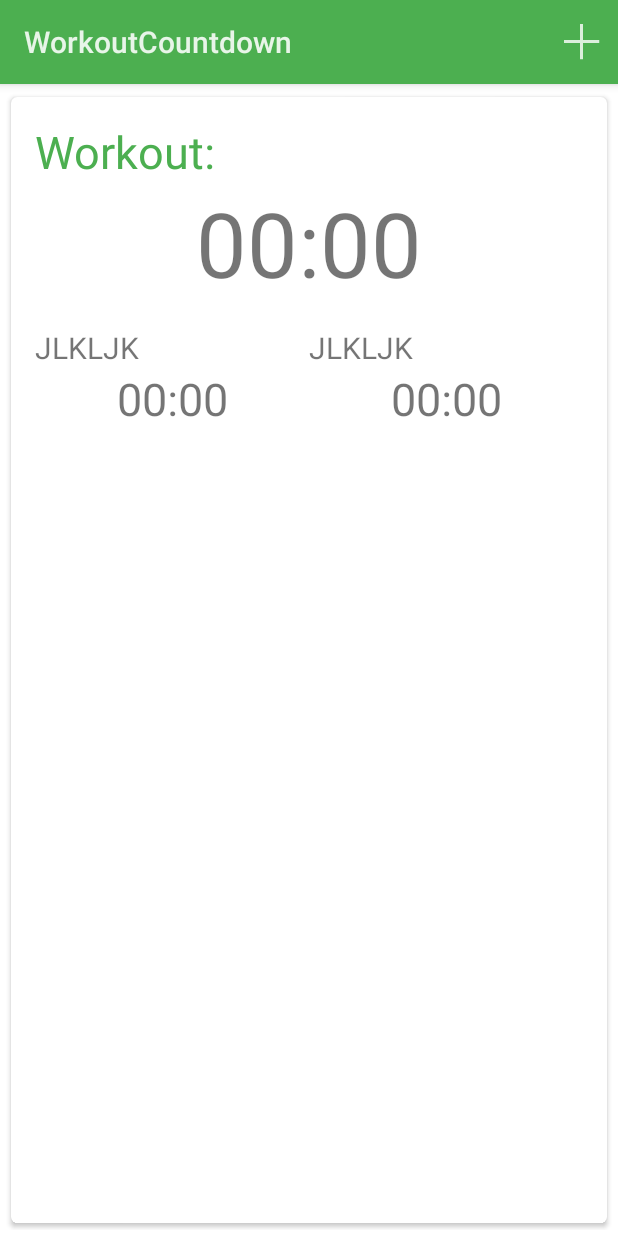
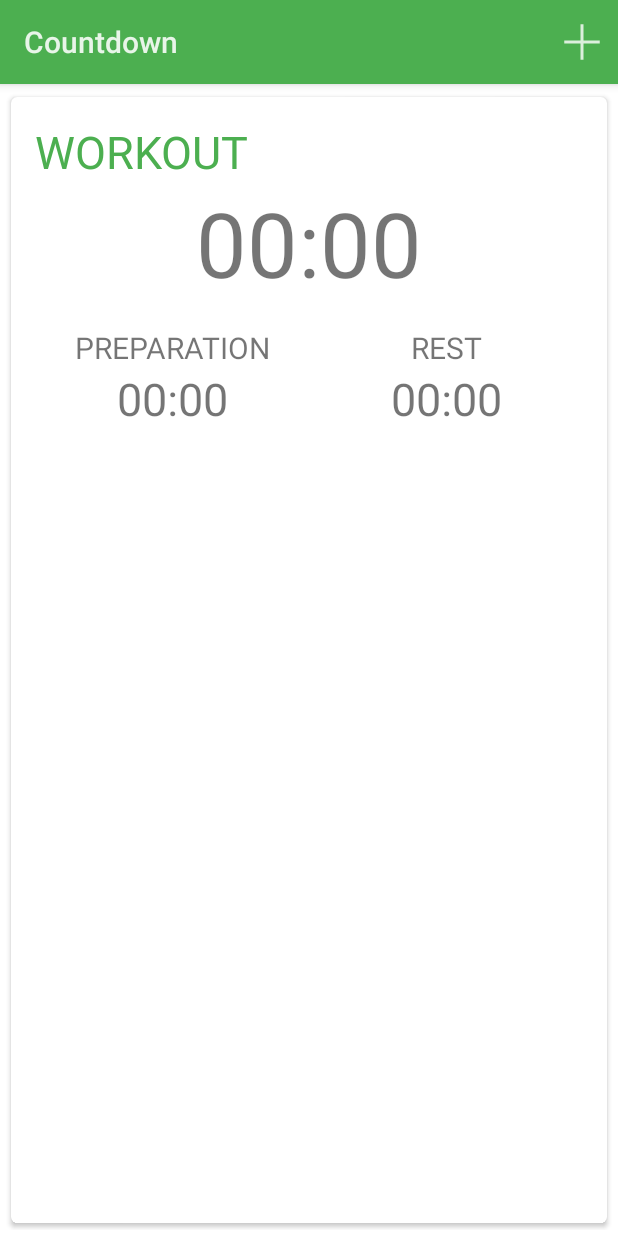
Before and after one commit to zjywill/WorkoutCountdown, an Android app: the screen it shows after launch (MainActivity), on a phone screen of 412 x 824 dp. Run offline under Robolectric (Android 15) with nearby library versions, the phone set to English and light mode, and no system bars.

Commit message:
增加database

```diff
--- a/app/src/main/java/com/comic/workoutcountdown/ListCardAdapter.java
+++ b/app/src/main/java/com/comic/workoutcountdown/ListCardAdapter.java
@@ -1,5 +1,6 @@
 package com.comic.workoutcountdown;
 
+import android.content.Context;
 import android.support.v7.widget.RecyclerView;
 import android.view.LayoutInflater;
 import android.view.View;
@@ -12,21 +13,45 @@ import android.widget.TextView;
 public class ListCardAdapter extends RecyclerView.Adapter<ListCardAdapter.ViewHolder> {
 
     private String[] mDataset;
+    private Context mContext;
 
     // Provide a reference to the views for each data item
     // Complex data items may need more than one view per item, and
     // you provide access to all the views for a data item in a view holder
     public static class ViewHolder extends RecyclerView.ViewHolder {
         // each data item is just a string in this case
-        public TextView mTextView;
+        public TextView mWorkoutTimeTextView;
+
+        private View mPreparePanel;
+        private View mRestPanel;
+
+        public TextView mPrepareTitleTextView;
+        public TextView mPrepareTimeTextView;
+
+        public TextView mRestTitleTextView;
+        public TextView mRestTimeTextView;
+
 
         public ViewHolder(View v) {
             super(v);
+            mWorkoutTimeTextView = (TextView) v.findViewById(R.id.text_big_content);
+
+            mPreparePanel = (View) v.findViewById(R.id.prepare_text);
+            mPrepareTitleTextView = (TextView) mPreparePanel.findViewById(R.id.text_small_title);
+            mPrepareTitleTextView.setText(R.string.prepare_title);
+            mPrepareTimeTextView = (TextView) mPreparePanel.findViewById(R.id.text_small_content);
+
+            mRestPanel = (View) v.findViewById(R.id.rest_text);
+            mRestTitleTextView = (TextView) mRestPanel.findViewById(R.id.text_small_title);
+            mRestTitleTextView.setText(R.string.rest_title);
+            mRestTimeTextView = (TextView) mRestPanel.findViewById(R.id.text_small_content);
+
         }
     }
 
     // Provide a suitable constructor (depends on the kind of dataset)
-    public ListCardAdapter(String[] myDataset) {
+    public ListCardAdapter(Context context, String[] myDataset) {
+        mContext = context;
         mDataset = myDataset;
     }
 
@@ -47,7 +72,6 @@ public class ListCardAdapter extends RecyclerView.Adapter<ListCardAdapter.ViewHo
     public void onBindViewHolder(ViewHolder holder, int position) {
         // - get element from your dataset at this position
         // - replace the contents of the view with that element
-
     }
 
     // Return the size of your dataset (invoked by the layout manager)
--- a/app/src/main/java/com/comic/workoutcountdown/MainActivity.java
+++ b/app/src/main/java/com/comic/workoutcountdown/MainActivity.java
@@ -31,7 +31,7 @@ public class MainActivity extends Activity {
         mItemDecoration = new DividerDecoration(this);
         mRecyclerView.addItemDecoration(mItemDecoration);
 
-        mAdapter = new ListCardAdapter(mData);
+        mAdapter = new ListCardAdapter(this, mData);
         mRecyclerView.setAdapter(mAdapter);
 
     }
--- a/app/src/main/res/layout/list_card_item.xml
+++ b/app/src/main/res/layout/list_card_item.xml
@@ -56,14 +56,27 @@
 
             <Button
                 android:layout_width="wrap_content"
-                android:layout_height="wrap_content"
+                android:layout_height="50dp"
                 android:layout_alignParentRight="true"
                 android:layout_below="@id/card_divider"
                 android:layout_marginRight="3dp"
                 android:background="@null"
-                android:text="Start"
+                android:text="@string/start"
                 android:textColor="@color/orange_500"
                 android:textSize="14sp" />
+
+            <ImageButton
+                android:layout_width="wrap_content"
+                android:layout_height="50dp"
+                android:layout_alignParentLeft="true"
+                android:layout_below="@id/card_divider"
+                android:src="@drawable/ic_action_edit"
+                android:scaleType="fitCenter"
+                android:layout_marginLeft="16dp"
+                android:background="@null"
+                android:textColor="@color/orange_500"
+                android:textSize="14sp" />
+
 
         </RelativeLayout>
 
--- a/app/src/main/res/layout/two_text_panel_big.xml
+++ b/app/src/main/res/layout/two_text_panel_big.xml
@@ -8,7 +8,7 @@
         android:id="@+id/text_big_title"
         android:layout_width="match_parent"
         android:layout_height="wrap_content"
-        android:text="Workout:"
+        android:text="@string/workout_title"
         android:textColor="@color/green_500"
         android:textSize="30dp" />
 
--- a/app/src/main/res/layout/two_text_panel_small.xml
+++ b/app/src/main/res/layout/two_text_panel_small.xml
@@ -8,7 +8,7 @@
         android:id="@+id/text_small_title"
         android:layout_width="match_parent"
         android:layout_height="wrap_content"
-        android:text="JLKLJK"
+        android:gravity="center"
         android:textSize="20dp" />
 
     <TextView
--- a/app/src/main/res/menu/main_menu.xml
+++ b/app/src/main/res/menu/main_menu.xml
@@ -5,5 +5,5 @@
         android:id="@+id/action_add"
         android:icon="@drawable/ic_action_new"
         android:showAsAction="always"
-        android:title="Add" />
+        android:title="@string/action_add" />
 </menu>
--- a/app/src/main/res/values/strings.xml
+++ b/app/src/main/res/values/strings.xml
@@ -1,8 +1,14 @@
 <?xml version="1.0" encoding="utf-8"?>
 <resources>
 
-    <string name="app_name">WorkoutCountdown</string>
-    <string name="hello_world">Hello world!</string>
-    <string name="action_settings">Settings</string>
-
+    <string name="app_name">Countdown</string>
+    <string name="action_add">Add</string>
+    <string name="workout_title">WORKOUT</string>
+    <string name="prepare_title">PREPARATION</string>
+    <string name="rest_title">REST</string>
+    <string name="repetitions_title">REPETITIONS</string>
+    <string name="sets_title">SETS</string>
+    <string name="total_title">TOTAL</string>
+    <string name="remaining_title">REMAINING</string>
+    <string name="start">START</string>
 </resources>
```
Also changed, not shown: app/src/main/AndroidManifest.xml (+8 -3 lines), app/src/main/java/com/comic/workoutcountdown/database/TimerProvider.java (added, +171 -0 lines), app/src/main/res/drawable-hdpi/drawable-hdpi/ic_action_edit.png (added), app/src/main/res/drawable-hdpi/drawable-mdpi/ic_action_edit.png (added), app/src/main/res/drawable-hdpi/drawable-xhdpi/ic_action_edit.png (added), app/src/main/res/drawable-hdpi/drawable-xxhdpi/ic_action_edit.png (added), app/src/main/res/drawable-hdpi/ic_action_edit.png (added), app/src/main/res/drawable-hdpi/ic_action_new.png (added), app/src/main/res/drawable-mdpi/ic_action_edit.png (added), app/src/main/res/drawable-mdpi/ic_action_new.png (added), app/src/main/res/drawable-xhdpi/ic_action_edit.png (added), app/src/main/res/drawable-xhdpi/ic_action_new.png (added), app/src/main/res/drawable-xxhdpi/ic_action_edit.png (added).
